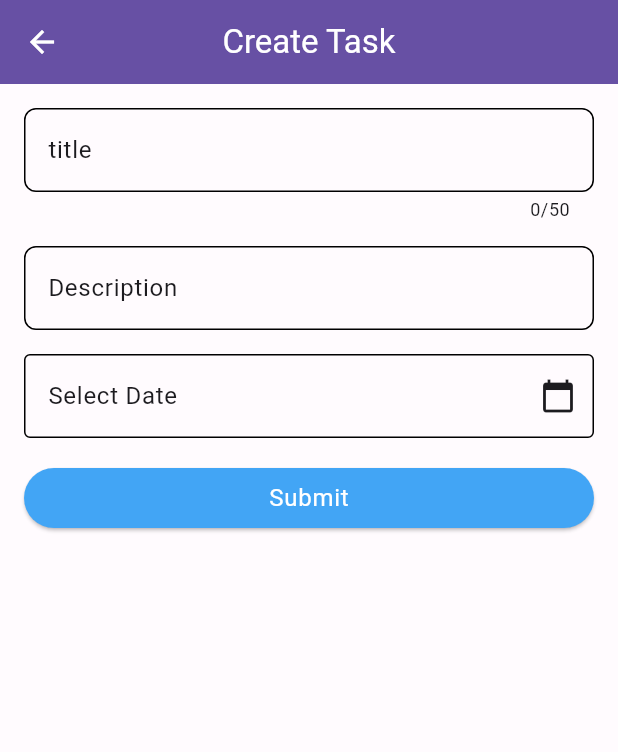
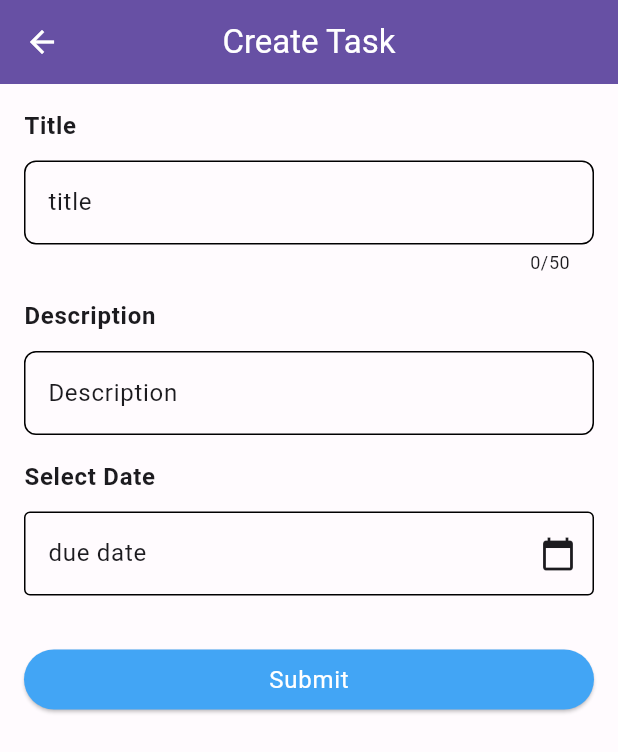
Before and after one commit to nuzularifin/crud_task_management, a Flutter app: the DashboardScreen screen opened directly, after a tap on the "add" icon, on a phone screen of 412 x 824 dp. Shown: the top 752 px of the screen. Run offline on Flutter 3.47's test engine with Material 3 defaults, Android fonts, the light colour scheme and no system bars; our stand-ins replace dio, equatable, flutter_bloc, get_it, hive, lottie; accounts and stored records are empty.

Commit message:
feat: updating screen dashboard and task add screen

```diff
--- a/lib/core/themes/app_colors.dart
+++ b/lib/core/themes/app_colors.dart
@@ -16,6 +16,7 @@ class AppColors {
   static const Color error = Color(0xFFB3261E);
   static const Color success = Color(0xFF219653);
   static const Color onprogress = Color(0xFF2b2ee3);
+  static const Color warning = Color(0xFFf5d442);
 
   // Text colors
   static const Color onPrimary = Color(0xFFFFFFFF);
--- a/lib/presentation/screen/dashboard_screen.dart
+++ b/lib/presentation/screen/dashboard_screen.dart
@@ -58,7 +58,23 @@ class _DashboardScreenState extends State<DashboardScreen> {
           return const SizedBox(
             height: double.infinity,
             child: Center(
-              child: Text('Empty Task'),
+              child: Column(
+                mainAxisAlignment: MainAxisAlignment.center,
+                children: [
+                  Icon(
+                    size: 40,
+                    Icons.warning_amber_rounded,
+                    color: AppColors.warning,
+                  ),
+                  SizedBox(
+                    height: 16,
+                  ),
+                  Text(
+                    'Empty Task',
+                    style: AppTextStyles.labelblackbold16,
+                  ),
+                ],
+              ),
             ),
           );
         },
--- a/lib/presentation/screen/task_add_screen.dart
+++ b/lib/presentation/screen/task_add_screen.dart
@@ -2,6 +2,7 @@ import 'package:flutter/material.dart';
 import 'package:flutter/services.dart';
 import 'package:flutter_bloc/flutter_bloc.dart';
 import 'package:flutter_crud_task_management/core/themes/app_colors.dart';
+import 'package:flutter_crud_task_management/core/themes/app_text_styles.dart';
 import 'package:flutter_crud_task_management/domain/entities/task.dart';
 import 'package:flutter_crud_task_management/presentation/bloc/task/task_bloc.dart';
 import 'package:intl/intl.dart';
@@ -111,7 +112,16 @@ class CreateTaskScreenState extends State<TaskAddScreen> {
           child: Form(
             key: _formKey,
             child: Column(
+              mainAxisAlignment: MainAxisAlignment.start,
+              crossAxisAlignment: CrossAxisAlignment.start,
               children: [
+                Text(
+                  'Title',
+                  style: AppTextStyles.labelblackbold16,
+                ),
+                const SizedBox(
+                  height: 12,
+                ),
                 TextFormField(
                   controller: _titleController,
                   maxLength: 50,
@@ -131,6 +141,13 @@ class CreateTaskScreenState extends State<TaskAddScreen> {
                 const SizedBox(
                   height: 16,
                 ),
+                Text(
+                  'Description',
+                  style: AppTextStyles.labelblackbold16,
+                ),
+                const SizedBox(
+                  height: 12,
+                ),
                 TextFormField(
                   controller: _descriptionController,
                   decoration: InputDecoration(
@@ -146,11 +163,18 @@ class CreateTaskScreenState extends State<TaskAddScreen> {
                 const SizedBox(
                   height: 16,
                 ),
+                Text(
+                  'Select Date',
+                  style: AppTextStyles.labelblackbold16,
+                ),
+                const SizedBox(
+                  height: 12,
+                ),
                 TextFormField(
                   controller: _dateController,
                   readOnly: true, // Biar user tidak bisa ketik manual
                   decoration: InputDecoration(
-                    labelText: 'Select Date',
+                    labelText: 'due date',
                     suffixIcon: IconButton(
                       icon: const Icon(Icons.calendar_today),
                       onPressed: () => _selectDate(context),
@@ -165,7 +189,7 @@ class CreateTaskScreenState extends State<TaskAddScreen> {
                   },
                 ),
                 const SizedBox(
-                  height: 16,
+                  height: 32,
                 ),
                 SizedBox(
                   width: double.infinity,
@@ -195,7 +219,9 @@ class CreateTaskScreenState extends State<TaskAddScreen> {
                         }
                       }
                     },
-                    child: const Text('Submit'),
+                    child: const Text(
+                      'Submit',
+                    ),
                   ),
                 )
               ],
```
